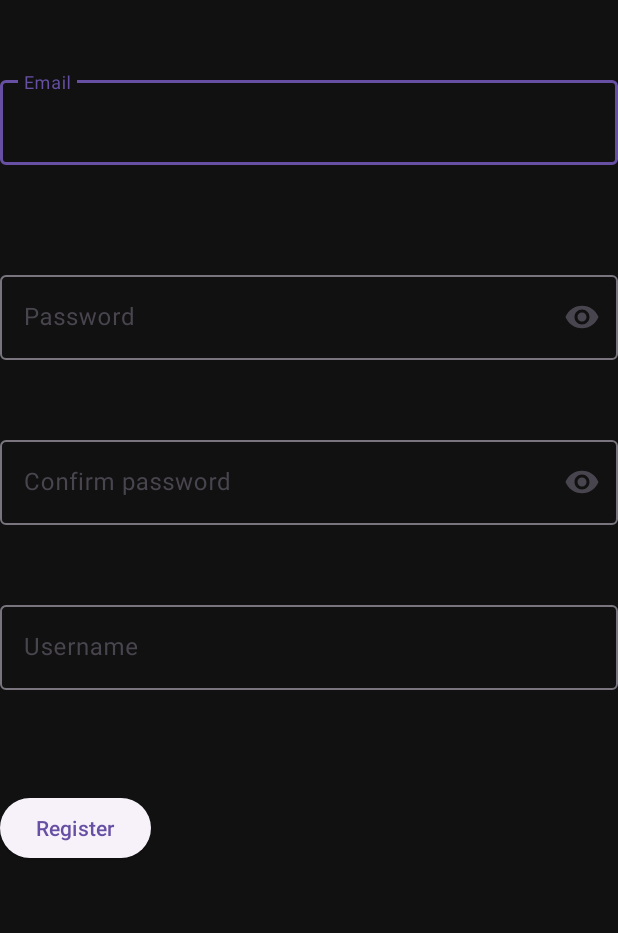
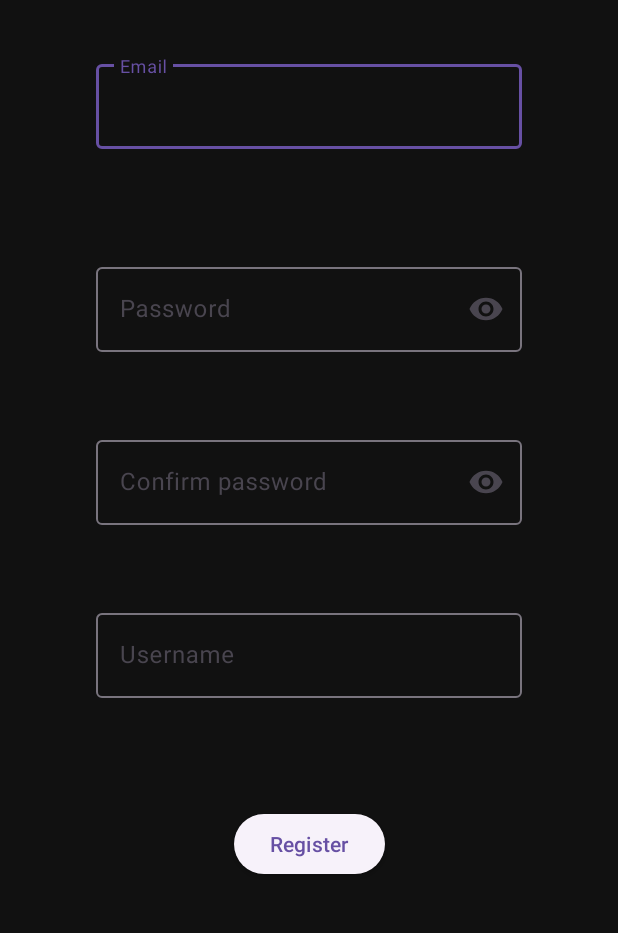
Before and after one commit to BrianTsangCa/UMovie-Android-, an Android app: the RegisterActivity screen opened directly, with no data from a screen before it, on a phone screen of 412 x 824 dp, the part 300-1233 px from its top. Run offline under Robolectric (Android 15) with nearby library versions, the phone set to English and light mode, and no system bars; our stand-ins replace Firebase (no records; nobody signed in at launch, a user with empty details on screens opened directly).

Commit message:
change the layout margin

```diff
--- a/app/src/main/res/layout/activity_register.xml
+++ b/app/src/main/res/layout/activity_register.xml
@@ -20,9 +20,15 @@
         android:id="@+id/txtEmail_reg"
         android:layout_width="match_parent"
         android:layout_height="wrap_content"
+        android:layout_marginStart="64dp"
+        android:layout_marginTop="16dp"
+        android:layout_marginEnd="64dp"
+        android:layout_marginBottom="16dp"
         android:hint="@string/Email"
         app:errorEnabled="true"
         app:layout_constraintBottom_toTopOf="@+id/txtPassword_reg"
+        app:layout_constraintEnd_toEndOf="parent"
+        app:layout_constraintStart_toStartOf="parent"
         app:layout_constraintTop_toBottomOf="@+id/img_Logo">
 
         <com.google.android.material.textfield.TextInputEditText
@@ -37,9 +43,15 @@
         android:id="@+id/txtPassword_reg"
         android:layout_width="match_parent"
         android:layout_height="wrap_content"
+        android:layout_marginStart="64dp"
+        android:layout_marginTop="16dp"
+        android:layout_marginEnd="64dp"
+        android:layout_marginBottom="16dp"
         android:hint="@string/Password"
         app:endIconMode="password_toggle"
         app:layout_constraintBottom_toTopOf="@+id/txtConfirmPassword_reg"
+        app:layout_constraintEnd_toEndOf="parent"
+        app:layout_constraintStart_toStartOf="parent"
         app:layout_constraintTop_toBottomOf="@+id/txtEmail_reg">
 
         <com.google.android.material.textfield.TextInputEditText
@@ -55,9 +67,15 @@
         android:id="@+id/txtConfirmPassword_reg"
         android:layout_width="match_parent"
         android:layout_height="wrap_content"
+        android:layout_marginStart="64dp"
+        android:layout_marginTop="16dp"
+        android:layout_marginEnd="64dp"
+        android:layout_marginBottom="16dp"
         android:hint="@string/Confirmpassword"
         app:endIconMode="password_toggle"
         app:layout_constraintBottom_toTopOf="@+id/txtUserName_reg"
+        app:layout_constraintEnd_toEndOf="parent"
+        app:layout_constraintStart_toStartOf="parent"
         app:layout_constraintTop_toBottomOf="@+id/txtPassword_reg">
 
         <com.google.android.material.textfield.TextInputEditText
@@ -73,9 +91,15 @@
         android:id="@+id/txtUserName_reg"
         android:layout_width="match_parent"
         android:layout_height="wrap_content"
+        android:layout_marginStart="64dp"
+        android:layout_marginTop="16dp"
+        android:layout_marginEnd="64dp"
+        android:layout_marginBottom="16dp"
         android:hint="@string/Username"
         app:errorEnabled="true"
         app:layout_constraintBottom_toTopOf="@+id/elevatedButton_register"
+        app:layout_constraintEnd_toEndOf="parent"
+        app:layout_constraintStart_toStartOf="parent"
         app:layout_constraintTop_toBottomOf="@+id/txtConfirmPassword_reg">
 
         <com.google.android.material.textfield.TextInputEditText
@@ -91,8 +115,13 @@
         style="@style/Widget.Material3.Button.ElevatedButton"
         android:layout_width="wrap_content"
         android:layout_height="wrap_content"
+        android:layout_marginStart="64dp"
+        android:layout_marginTop="16dp"
+        android:layout_marginEnd="64dp"
+        android:layout_marginBottom="16dp"
         android:text="@string/Register"
         app:layout_constraintBottom_toBottomOf="parent"
-        app:layout_constraintTop_toBottomOf="@+id/txtUserName_reg"
-        tools:layout_editor_absoluteX="155dp" />
+        app:layout_constraintEnd_toEndOf="parent"
+        app:layout_constraintStart_toStartOf="parent"
+        app:layout_constraintTop_toBottomOf="@+id/txtUserName_reg" />
 </androidx.constraintlayout.widget.ConstraintLayout>
```
Also changed, not shown: app/src/main/res/layout/activity_login.xml (+18 -3 lines), app/src/main/res/layout/activity_register_login.xml (+11 -0 lines).
